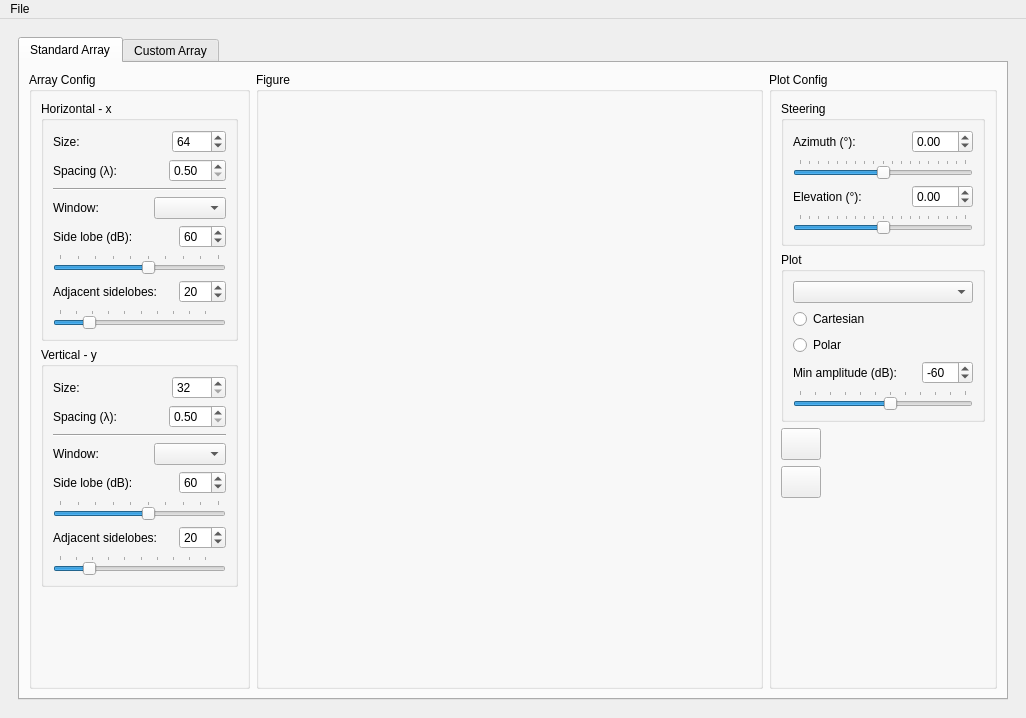
rookiepeng/antenna-array-analysis, file ui_array_analysis.ui: the form before one commit.
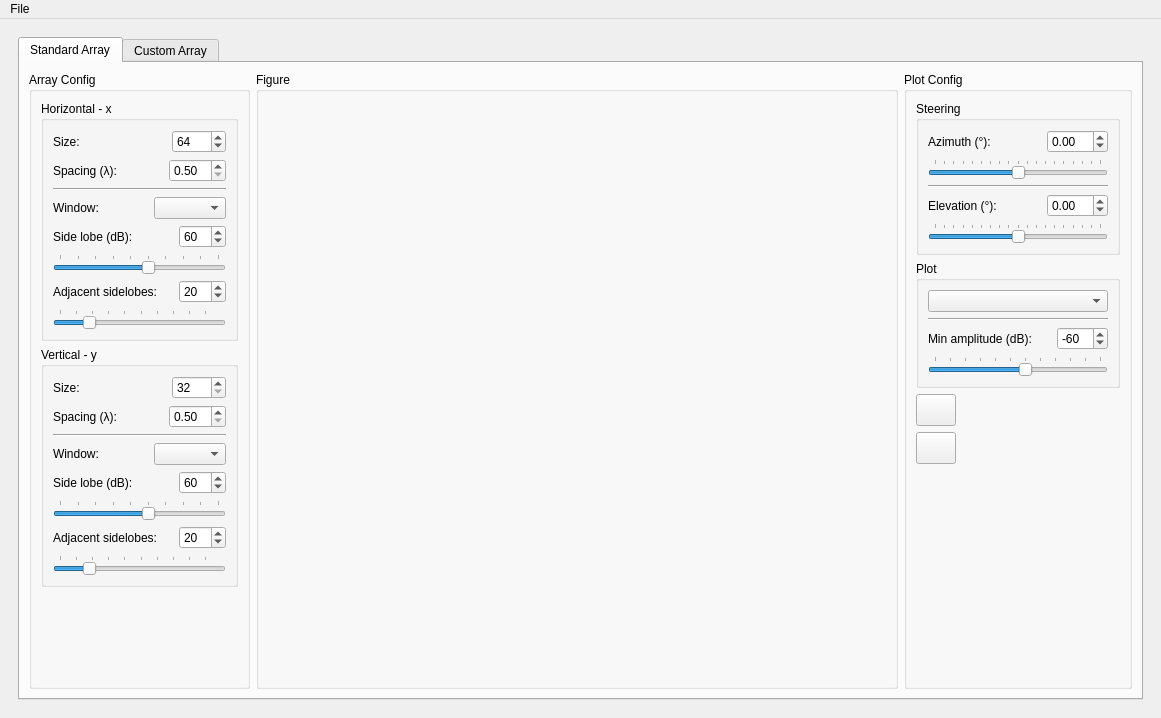
The form after the commit. Icons and pictures are not drawn.

```diff
--- a/ui_array_analysis.ui
+++ b/ui_array_analysis.ui
@@ -6,7 +6,7 @@
    <rect>
     <x>0</x>
     <y>0</y>
-    <width>1026</width>
+    <width>1161</width>
     <height>718</height>
    </rect>
   </property>
@@ -704,6 +704,13 @@
                   </property>
                  </widget>
                 </item>
+                <item>
+                 <widget class="Line" name="line_2">
+                  <property name="orientation">
+                   <enum>Qt::Horizontal</enum>
+                  </property>
+                 </widget>
+                </item>
                 <item>
                  <layout class="QHBoxLayout" name="horizontalLayout_18">
                   <item>
@@ -795,16 +802,9 @@
                  </widget>
                 </item>
                 <item>
-                 <widget class="QRadioButton" name="rb_cartesian">
-                  <property name="text">
-                   <string>Cartesian</string>
-                  </property>
-                 </widget>
-                </item>
-                <item>
-                 <widget class="QRadioButton" name="rb_polar">
-                  <property name="text">
-                   <string>Polar</string>
+                 <widget class="Line" name="line">
+                  <property name="orientation">
+                   <enum>Qt::Horizontal</enum>
                   </property>
                  </widget>
                 </item>
@@ -962,7 +962,7 @@
     <rect>
      <x>0</x>
      <y>0</y>
-     <width>1026</width>
+     <width>1161</width>
      <height>26</height>
     </rect>
    </property>
```
Left out of the diff: 4 changed lines with no effect on the pictures.
